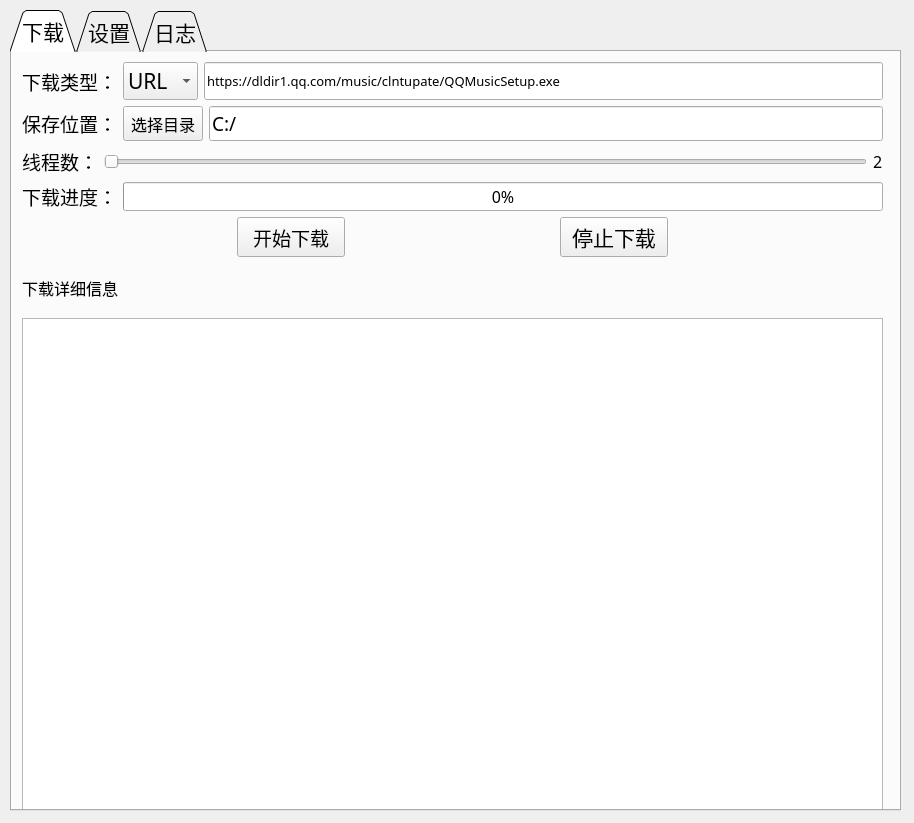
The window that ui/UI.ui (hanlanqian/IDM) describes before a commit, drawn with Qt 5.
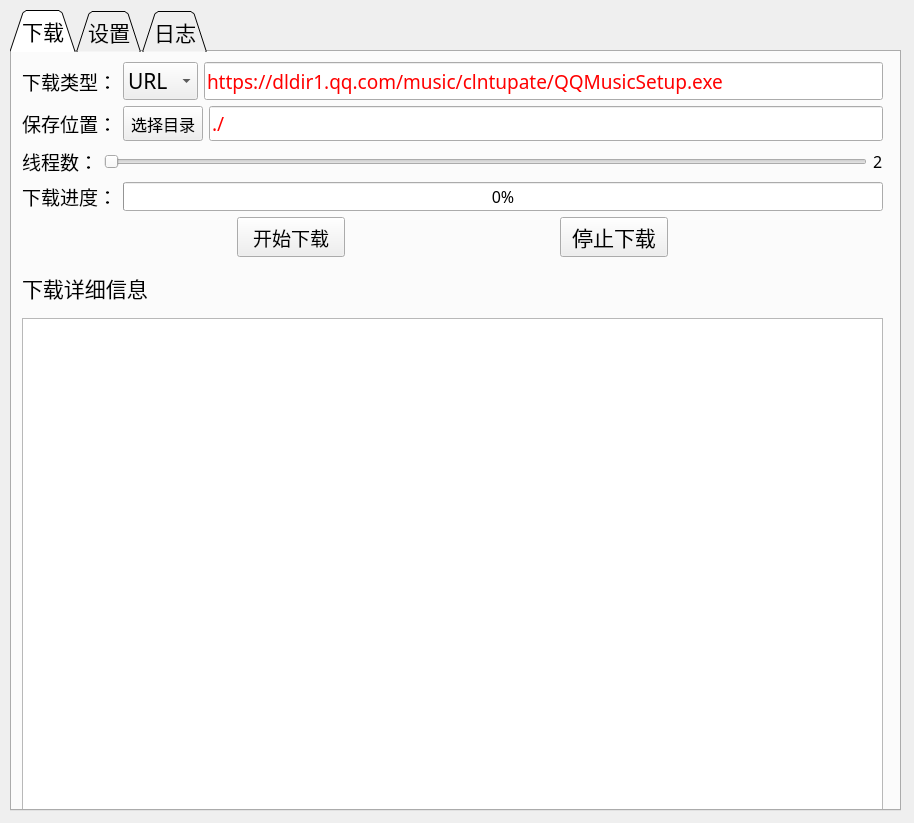
The same window after the commit. Icons and pictures are not drawn.

Diff of the .ui file:
```diff
--- a/ui/UI.ui
+++ b/ui/UI.ui
@@ -159,10 +159,74 @@
                   <height>0</height>
                  </size>
                 </property>
+                <property name="palette">
+                 <palette>
+                  <active>
+                   <colorrole role="Text">
+                    <brush brushstyle="SolidPattern">
+                     <color alpha="255">
+                      <red>255</red>
+                      <green>0</green>
+                      <blue>0</blue>
+                     </color>
+                    </brush>
+                   </colorrole>
+                   <colorrole role="PlaceholderText">
+                    <brush brushstyle="SolidPattern">
+                     <color alpha="128">
+                      <red>255</red>
+                      <green>0</green>
+                      <blue>0</blue>
+                     </color>
+                    </brush>
+                   </colorrole>
+                  </active>
+                  <inactive>
+                   <colorrole role="Text">
+                    <brush brushstyle="SolidPattern">
+                     <color alpha="255">
+                      <red>255</red>
+                      <green>0</green>
+                      <blue>0</blue>
+                     </color>
+                    </brush>
+                   </colorrole>
+                   <colorrole role="PlaceholderText">
+                    <brush brushstyle="SolidPattern">
+                     <color alpha="128">
+                      <red>255</red>
+                      <green>0</green>
+                      <blue>0</blue>
+                     </color>
+                    </brush>
+                   </colorrole>
+                  </inactive>
+                  <disabled>
+                   <colorrole role="Text">
+                    <brush brushstyle="SolidPattern">
+                     <color alpha="255">
+                      <red>120</red>
+                      <green>120</green>
+                      <blue>120</blue>
+                     </color>
+                    </brush>
+                   </colorrole>
+                   <colorrole role="PlaceholderText">
+                    <brush brushstyle="SolidPattern">
+                     <color alpha="128">
+                      <red>0</red>
+                      <green>0</green>
+                      <blue>0</blue>
+                     </color>
+                    </brush>
+                   </colorrole>
+                  </disabled>
+                 </palette>
+                </property>
                 <property name="font">
                  <font>
                   <family>宋体</family>
-                  <pointsize>10</pointsize>
+                  <pointsize>14</pointsize>
                  </font>
                 </property>
                 <property name="text">
@@ -239,6 +303,70 @@
                   <height>0</height>
                  </size>
                 </property>
+                <property name="palette">
+                 <palette>
+                  <active>
+                   <colorrole role="Text">
+                    <brush brushstyle="SolidPattern">
+                     <color alpha="255">
+                      <red>255</red>
+                      <green>0</green>
+                      <blue>0</blue>
+                     </color>
+                    </brush>
+                   </colorrole>
+                   <colorrole role="PlaceholderText">
+                    <brush brushstyle="SolidPattern">
+                     <color alpha="128">
+                      <red>255</red>
+                      <green>0</green>
+                      <blue>0</blue>
+                     </color>
+                    </brush>
+                   </colorrole>
+                  </active>
+                  <inactive>
+                   <colorrole role="Text">
+                    <brush brushstyle="SolidPattern">
+                     <color alpha="255">
+                      <red>255</red>
+                      <green>0</green>
+                      <blue>0</blue>
+                     </color>
+                    </brush>
+                   </colorrole>
+                   <colorrole role="PlaceholderText">
+                    <brush brushstyle="SolidPattern">
+                     <color alpha="128">
+                      <red>255</red>
+                      <green>0</green>
+                      <blue>0</blue>
+                     </color>
+                    </brush>
+                   </colorrole>
+                  </inactive>
+                  <disabled>
+                   <colorrole role="Text">
+                    <brush brushstyle="SolidPattern">
+                     <color alpha="255">
+                      <red>120</red>
+                      <green>120</green>
+                      <blue>120</blue>
+                     </color>
+                    </brush>
+                   </colorrole>
+                   <colorrole role="PlaceholderText">
+                    <brush brushstyle="SolidPattern">
+                     <color alpha="128">
+                      <red>0</red>
+                      <green>0</green>
+                      <blue>0</blue>
+                     </color>
+                    </brush>
+                   </colorrole>
+                  </disabled>
+                 </palette>
+                </property>
                 <property name="font">
                  <font>
                   <family>宋体</family>
@@ -246,7 +374,7 @@
                  </font>
                 </property>
                 <property name="text">
-                 <string>C:/</string>
+                 <string>./</string>
                 </property>
                </widget>
               </item>
@@ -458,7 +586,7 @@
             <property name="font">
              <font>
               <family>宋体</family>
-              <pointsize>12</pointsize>
+              <pointsize>16</pointsize>
              </font>
             </property>
             <property name="text">
```
